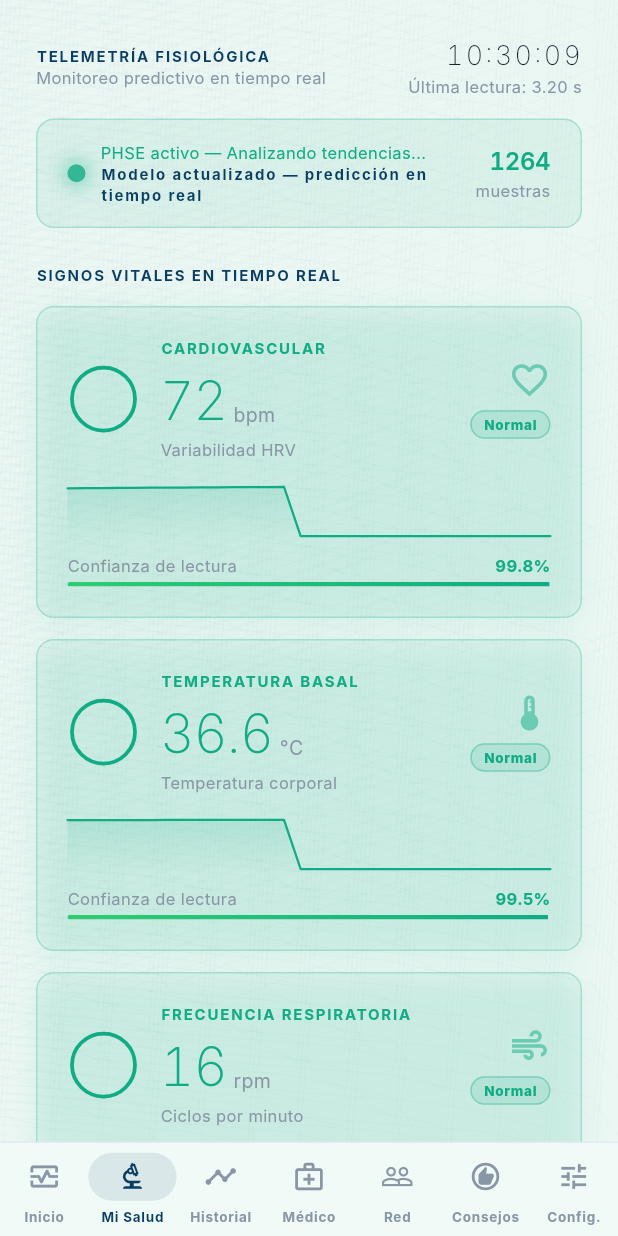
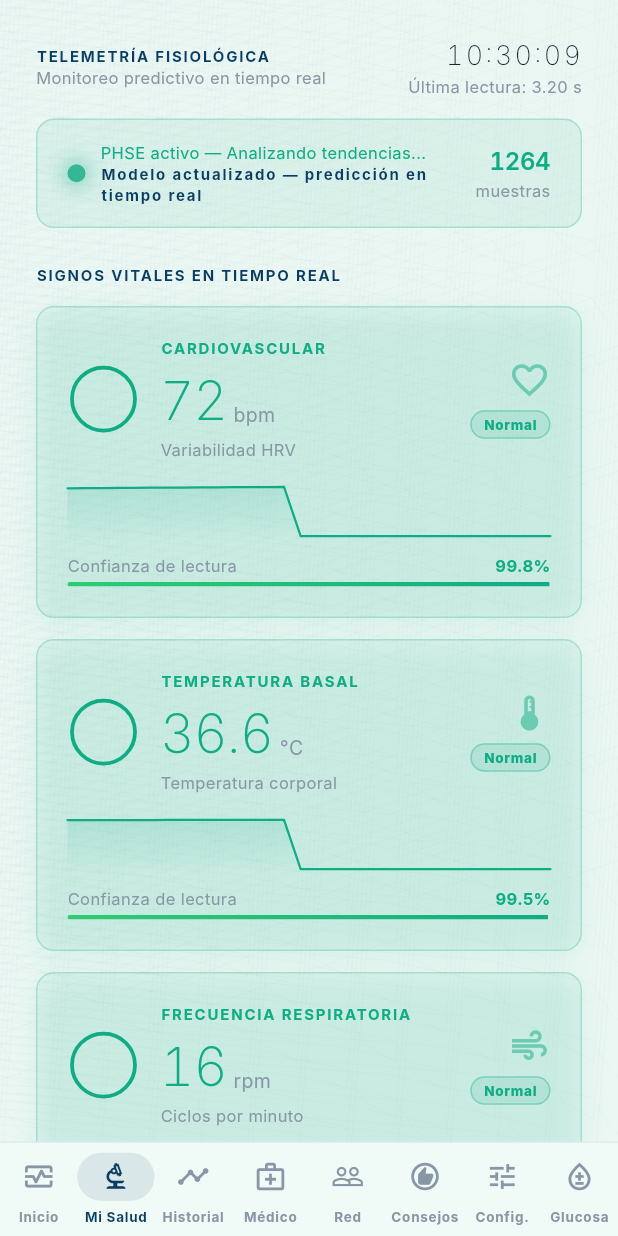
Before and after one commit to gustavoenriquegaray121-star/biosense-flutter, a Flutter app: the MainNavigationScreen screen opened directly, item 2 of the bottom bar chosen, on a phone screen of 412 x 824 dp. Run offline on Flutter 3.47's test engine with Material 3 defaults, Android fonts, the phone set to English and light mode, and no system bars; our stand-ins replace flutter_blue_plus, flutter_tts, image_picker, pdf, permission_handler, printing and 2 more; accounts and stored records are empty; Roboto replaces fonts that are missing (Inter).

Commit message:
Update main_navigation_screen.dart

```diff
--- a/lib/screens/main_navigation_screen.dart
+++ b/lib/screens/main_navigation_screen.dart
@@ -14,6 +14,7 @@ import 'clinical_summary_screen.dart';
 import 'family_guardian_screen.dart';
 import 'tips_screen.dart';
 import 'settings_screen.dart';
+import 'glucose_screen.dart';
 
 class MainNavigationScreen extends StatefulWidget {
   const MainNavigationScreen({super.key});
@@ -32,6 +33,7 @@ class _MainNavigationScreenState extends State<MainNavigationScreen> {
     FamilyGuardianScreen(),
     TipsScreen(),
     SettingsScreen(),
+    const GlucoseScreen(),
   ];
 
   @override
@@ -67,6 +69,8 @@ class _MainNavigationScreenState extends State<MainNavigationScreen> {
               isEs ? 'Consejos' : 'Tips'),
             _dest(Icons.tune_outlined,
               isEs ? 'Config.' : 'Config.'),
+            _dest(Icons.bloodtype_outlined,
+              isEs ? 'Glucosa' : 'Glucose'),
           ],
         ),
       ),
```
